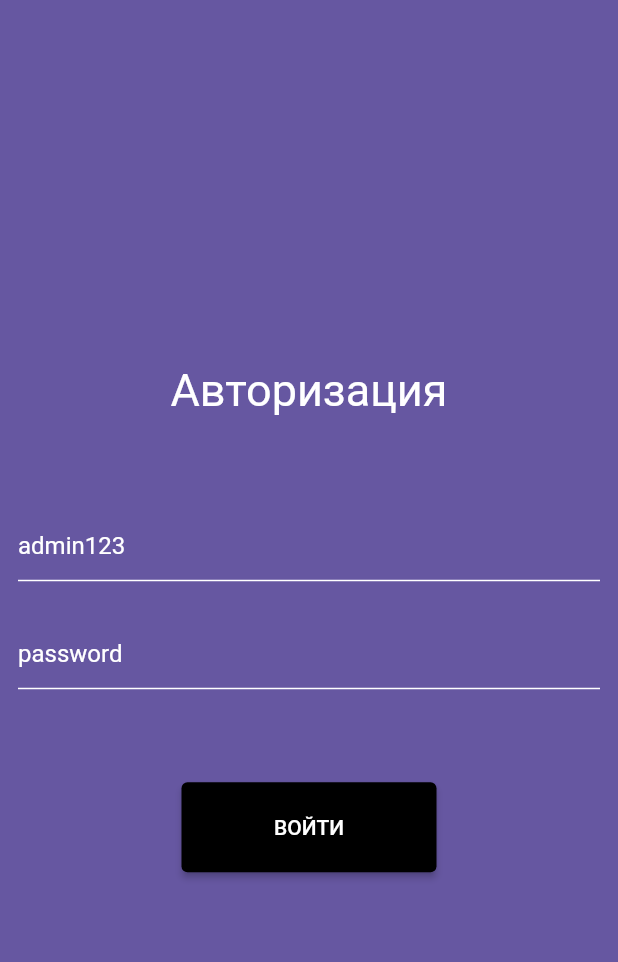
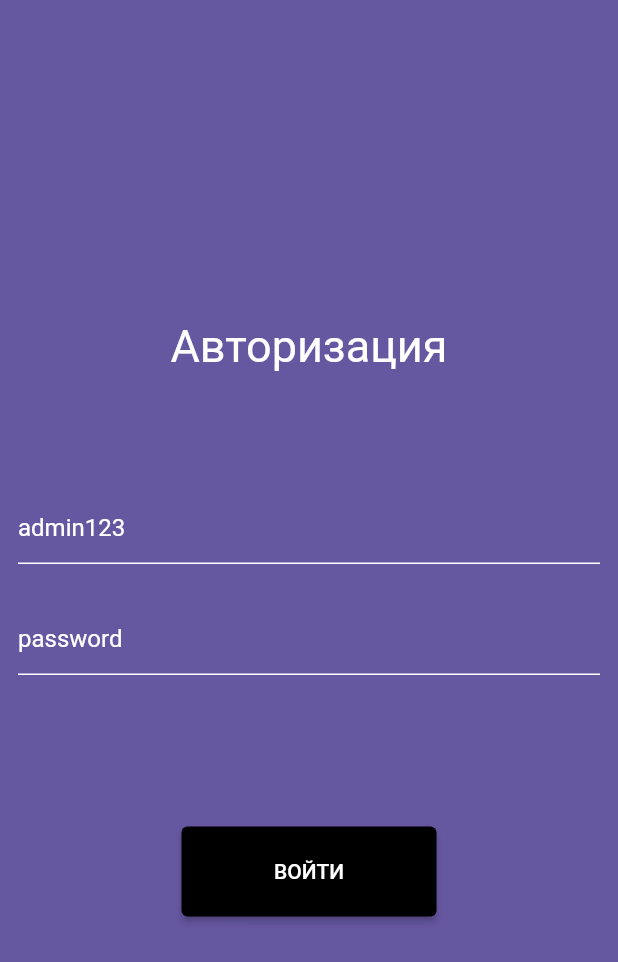
Before and after one commit to Thebubeev/test_task_rest_auth, a Flutter app: the screen it shows after launch, on a phone screen of 412 x 824 dp. Shown: the top 962 px of the screen. Run offline on Flutter 3.47's test engine with Material 2 defaults, Android fonts, the phone set to English and light mode, and no system bars; our stand-ins replace cached_network_image.

Commit message:
final upd

```diff
--- a/lib/screens/auth_screen.dart
+++ b/lib/screens/auth_screen.dart
@@ -16,14 +16,15 @@ class _AuthScreenState extends State<AuthScreen> {
       backgroundColor: Constants.themeColor,
       body: Column(mainAxisAlignment: MainAxisAlignment.center, children: [
         const Padding(
-          padding: EdgeInsets.only(bottom: 50),
+          padding: EdgeInsets.only(bottom: 70),
           child: Text(
             'Авторизация',
             style: TextStyle(color: Colors.white, fontSize: 30),
           ),
         ),
         Padding(
-          padding: const EdgeInsets.all(12.0),
+          padding:
+              const EdgeInsets.only(bottom: 16, top: 10, left: 12, right: 12),
           child: TextFormField(
             style: const TextStyle(color: Colors.white),
             initialValue: 'admin123',
@@ -41,7 +42,8 @@ class _AuthScreenState extends State<AuthScreen> {
           ),
         ),
         Padding(
-          padding: const EdgeInsets.all(12.0),
+          padding:
+              const EdgeInsets.only(bottom: 16, top: 10, left: 12, right: 12),
           child: TextFormField(
             style: const TextStyle(color: Colors.white),
             initialValue: 'password',
@@ -58,8 +60,11 @@ class _AuthScreenState extends State<AuthScreen> {
             ),
           ),
         ),
+        const SizedBox(
+          height: 15,
+        ),
         Padding(
-          padding: const EdgeInsets.only(top: 50),
+          padding: const EdgeInsets.only(top: 70),
           child: SizedBox(
             width: 170,
             height: 60,
--- a/lib/screens/user_profile_screen.dart
+++ b/lib/screens/user_profile_screen.dart
@@ -84,8 +84,7 @@ class _UserProfileScreenState extends State<UserProfileScreen> {
               Icons.home, 'Город', widget.user.address.city, context),
           discriptionCard(
               Icons.email_outlined, 'Email', widget.user.email, context),
-          userProfileInfo(context,
-              widget.user),
+          userProfileInfo(context, widget.user),
           const SizedBox(
             height: 5,
           ),
```
